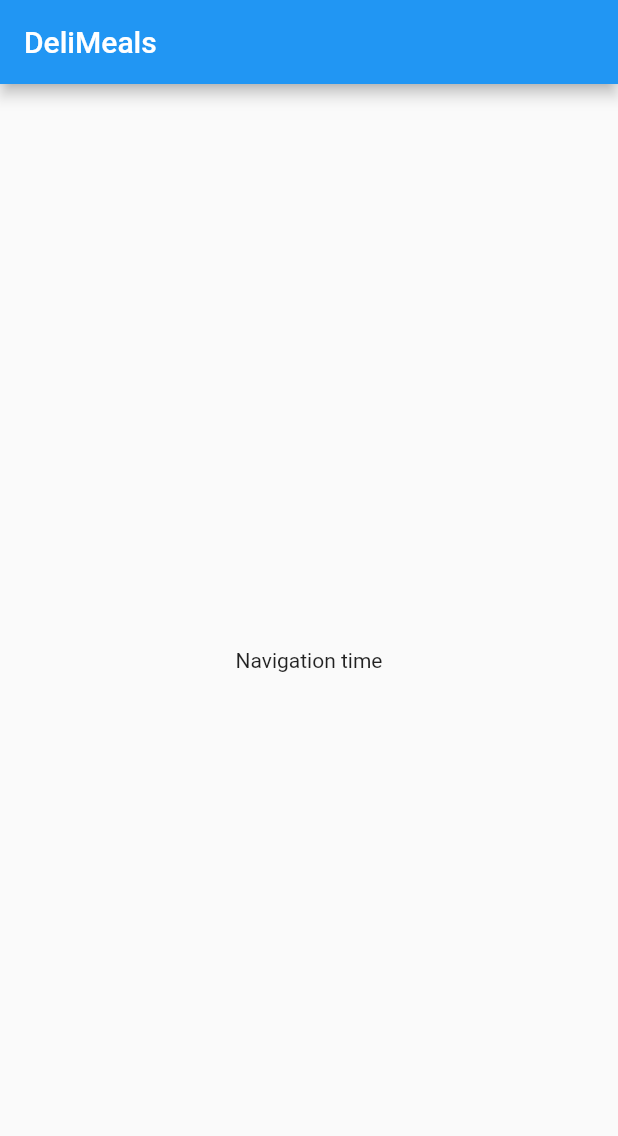
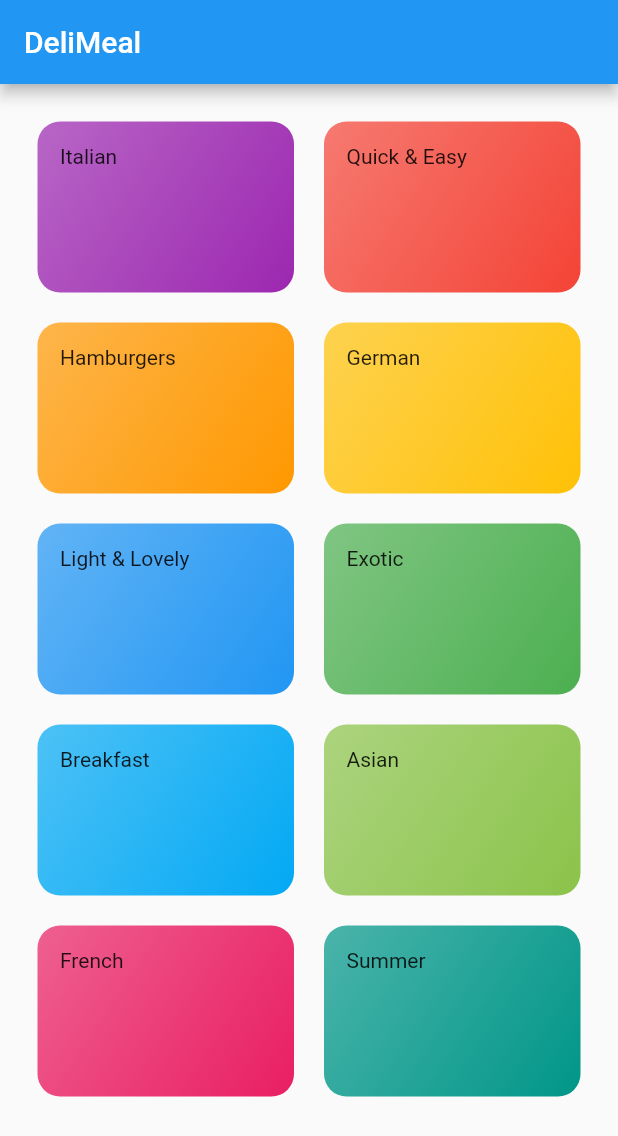
Before and after one commit to AhmedmoatasemVictorylink/MealsAppFlutter, a Flutter app: the screen it shows after launch, on a phone screen of 412 x 824 dp. Shown: the top 1136 px of the screen. Run offline on Flutter 3.47's test engine with Material 2 defaults, Android fonts, the phone set to English and light mode, and no system bars.

Commit message:
Adding main screen with grid vew and adding some app theming

```diff
--- /dev/null
+++ b/lib/categories_screen.dart
@@ -0,0 +1,32 @@
+import 'package:flutter/material.dart';
+import 'package:meals_app/category_item.dart';
+import './dummy_data.dart';
+
+class CategoriesScreen extends StatelessWidget {
+  const CategoriesScreen({ Key? key }) : super(key: key);
+
+  @override
+  Widget build(BuildContext context) {
+    return Scaffold(
+      appBar: AppBar(title: const Text("DeliMeal"),),
+      body: GridView(
+        padding: const EdgeInsets.all(25),
+
+      children:
+        DUMMY_CATEGORIES
+        .map((catData) => CategoryItem(
+          catData.title,
+          catData.color
+          )).toList(),
+
+      gridDelegate: const SliverGridDelegateWithMaxCrossAxisExtent(
+        maxCrossAxisExtent: 200,
+        childAspectRatio: 3 / 2,
+        crossAxisSpacing: 20,
+        mainAxisSpacing: 20,
+        )
+
+    ),
+    );
+  }
+}
--- /dev/null
+++ b/lib/category_item.dart
@@ -0,0 +1,29 @@
+import 'package:flutter/material.dart';
+
+class CategoryItem extends StatelessWidget {
+
+  final String title;
+  final Color color;
+
+  CategoryItem(this.title, this.color);
+
+  @override
+  Widget build(BuildContext context) {
+    return Container(
+      padding: const EdgeInsets.all(15),
+      height: 80,
+      child: Text(title),
+      decoration: BoxDecoration(
+        gradient: LinearGradient(
+          colors: [
+            color.withOpacity(0.7),
+            color,
+          ],
+          begin: Alignment.topLeft,
+          end: Alignment.bottomRight,
+          ),
+          borderRadius: BorderRadius.circular(15)
+          ),
+        );
+  }
+}
--- /dev/null
+++ b/lib/dummy_data.dart
@@ -0,0 +1,56 @@
+import 'package:flutter/material.dart';
+
+import './models/category.dart';
+
+const DUMMY_CATEGORIES = const [
+  Category(
+    id: 'c1',
+    title: 'Italian',
+    color: Colors.purple,
+  ),
+  Category(
+    id: 'c2',
+    title: 'Quick & Easy',
+    color: Colors.red,
+  ),
+  Category(
+    id: 'c3',
+    title: 'Hamburgers',
+    color: Colors.orange,
+  ),
+  Category(
+    id: 'c4',
+    title: 'German',
+    color: Colors.amber,
+  ),
+  Category(
+    id: 'c5',
+    title: 'Light & Lovely',
+    color: Colors.blue,
+  ),
+  Category(
+    id: 'c6',
+    title: 'Exotic',
+    color: Colors.green,
+  ),
+  Category(
+    id: 'c7',
+    title: 'Breakfast',
+    color: Colors.lightBlue,
+  ),
+  Category(
+    id: 'c8',
+    title: 'Asian',
+    color: Colors.lightGreen,
+  ),
+  Category(
+    id: 'c9',
+    title: 'French',
+    color: Colors.pink,
+  ),
+  Category(
+    id: 'c10',
+    title: 'Summer',
+    color: Colors.teal,
+  ),
+];
--- a/lib/main.dart
+++ b/lib/main.dart
@@ -1,17 +1,11 @@
 import 'package:flutter/material.dart';
+import 'package:meals_app/categories_screen.dart';
 
 void main() {
-  runApp(const MyApp());
+  runApp(MyApp());
 }
 
-class MyApp extends StatefulWidget {
-  const MyApp({Key? key}) : super(key: key);
-
-  @override
-  State<MyApp> createState() => _MyAppState();
-}
-
-class _MyAppState extends State<MyApp> {
+class MyApp extends StatelessWidget{
   @override
   Widget build(BuildContext context) {
     return MaterialApp(
@@ -19,28 +13,7 @@ class _MyAppState extends State<MyApp> {
       theme: ThemeData(
         primarySwatch: Colors.blue,
       ),
-      home: const MyHomePage(),
+      home: const CategoriesScreen(),
     );
   }
 }
-
-class MyHomePage extends StatefulWidget {
-  const MyHomePage({Key? key}) : super(key: key);
-
-  @override
-  State<MyHomePage> createState() => _MyHomePageState();
-}
-
-class _MyHomePageState extends State<MyHomePage> {
-  @override
-  Widget build(BuildContext context) {
-    return Scaffold(
-      appBar: AppBar(
-        title: Text("DeliMeals"),
-      ),
-      body: Center(
-        child: Text("Navigation time"),
-        ),
-    );
-  }
-}
--- /dev/null
+++ b/lib/models/category.dart
@@ -0,0 +1,13 @@
+import 'package:flutter/material.dart';
+
+class Category {
+  final String id;
+  final String title;
+  final Color color;
+
+  const Category({
+    required this.id,
+    required this.title,
+    this.color = Colors.orange
+    });
+}
```
Also changed, not shown: pubspec.yaml (+17 -6 lines), assets/fonts/fonts/Raleway-Black.ttf (added), assets/fonts/fonts/Raleway-Bold.ttf (added), assets/fonts/fonts/Raleway-Regular.ttf (added), assets/fonts/fonts/RobotoCondensed-Bold.ttf (added), assets/fonts/fonts/RobotoCondensed-Italic.ttf (added), assets/fonts/fonts/RobotoCondensed-Light.ttf (added), assets/fonts/fonts/RobotoCondensed-Regular.ttf (added).
